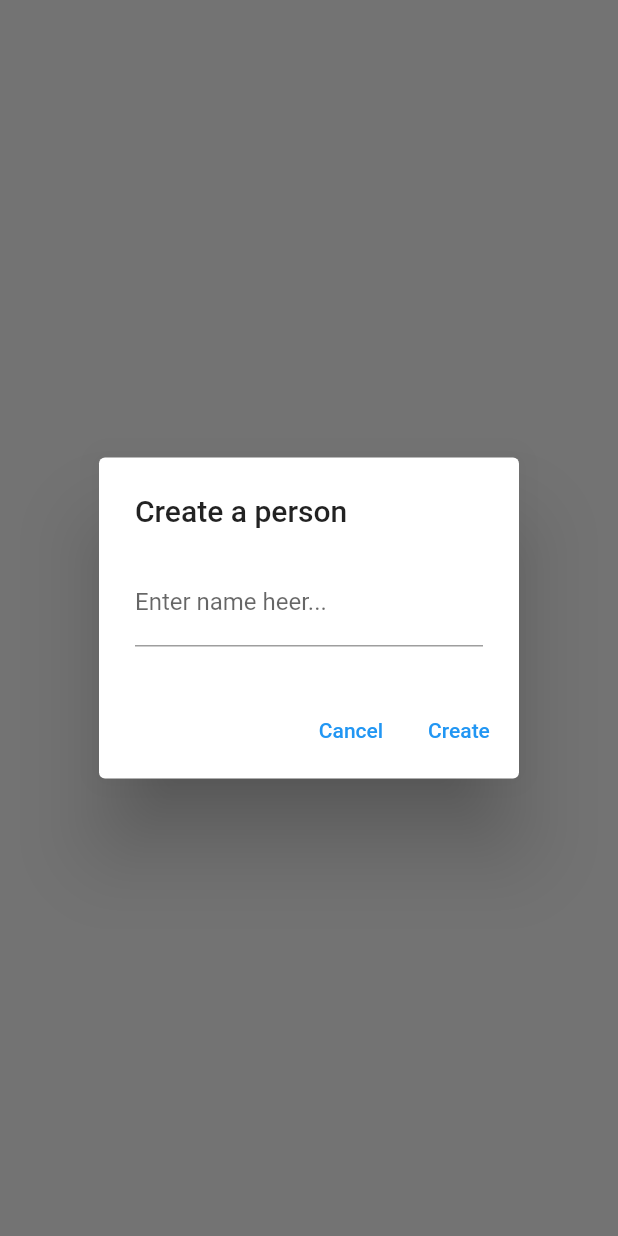
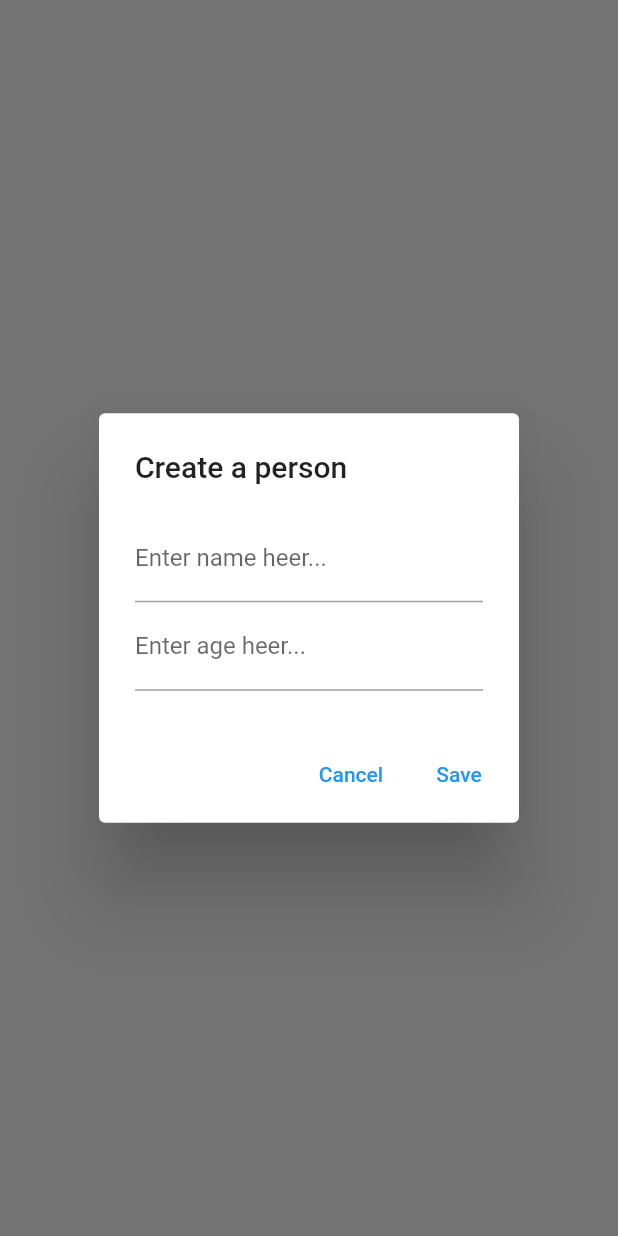
Before and after one commit to deniell/riverpod_counter_app, a Flutter app: what unfollowDialog() shows on an empty page, opened directly, on a phone screen of 412 x 824 dp. Run offline on Flutter 3.47's test engine with Material 2 defaults, Android fonts, the light colour scheme and no system bars; our stand-ins replace flutter_riverpod, hooks_riverpod.

Commit message:
- working on pop up dialog for creating/updating a Person.

```diff
--- a/lib/shared/components/update_person.dart
+++ b/lib/shared/components/update_person.dart
@@ -10,10 +10,10 @@ class UpdatePerson extends StatefulWidget {
   }) : super(key: key);
 
   @override
-  State<UpdatePerson> createState() => _UpdatePersonState();
+  State<UpdatePerson> createState() => UpdatePersonState();
 }
 
-class _UpdatePersonState extends State<UpdatePerson> {
+class UpdatePersonState extends State<UpdatePerson> {
   final nameController = TextEditingController();
   final ageController = TextEditingController();
   String? name;
@@ -30,8 +30,6 @@ class _UpdatePersonState extends State<UpdatePerson> {
     super.initState();
   }
 
-
-
   @override
   Widget build(BuildContext context) {
     return Column(
@@ -43,9 +41,22 @@ class _UpdatePersonState extends State<UpdatePerson> {
             labelText: 'Enter name heer...',
           ),
           onChanged: (value) => name = value,
-        )
-
+        ),
+        TextField(
+          controller: nameController,
+          decoration: const InputDecoration(
+            labelText: 'Enter age heer...',
+          ),
+          onChanged: (value) => age = int.tryParse(value),
+        ),
       ],
     );
   }
+
+  Person? updateUser() {
+    return Person(
+      name: name!,
+      age: age!,
+    );
+  }
 }
--- a/lib/shared/dialogs.dart
+++ b/lib/shared/dialogs.dart
@@ -6,21 +6,28 @@ Future<Person?> unfollowDialog({
   required BuildContext context,
 }) async
 {
+  final GlobalKey<UpdatePersonState> updatePersonKey =
+      GlobalKey<UpdatePersonState>();
+  final UpdatePerson updatePerson = UpdatePerson(key: updatePersonKey);
+
   return showDialog<Person?>(
     context: context,
     builder: (BuildContext context)
     {
       return AlertDialog(
         title: const Text('Create a person'),
-        content: const UpdatePerson(),
+        content: updatePerson,
         actions: <Widget>[
           TextButton(
             child: const Text('Cancel'),
-            onPressed: () {},
+            onPressed: () => Navigator.of(context).pop(),
           ),
           TextButton(
-            child: const Text('Create'),
-            onPressed: () {},
+            child: const Text('Save'),
+            onPressed: () {
+              final Person? person = updatePerson.createState.updateUser();
+              Navigator.of(context).pop(person);
+            },
           ),
         ],
       );
```
